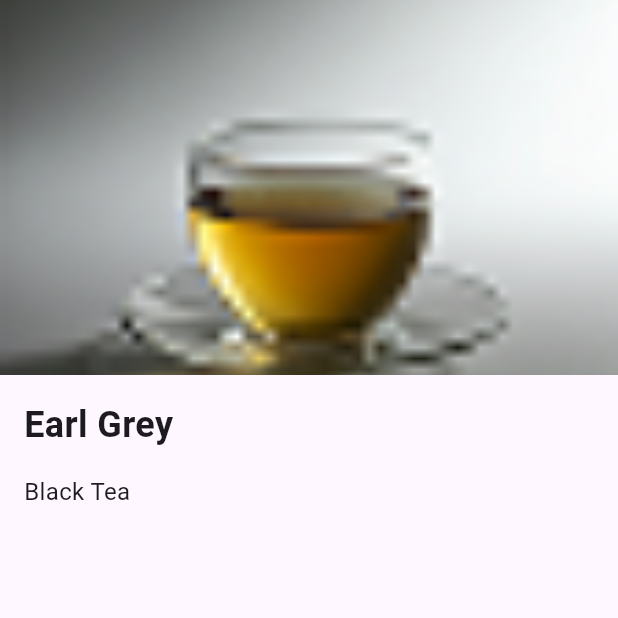
After one commit to Jotham0505/Inventory_Management_App_Flutter, a Flutter app: the screen it shows after launch, after a tap on "Earl Grey", on a phone screen of 412 x 824 dp, the top half of it. The commit adds this screen. Run offline on Flutter 3.47's test engine with Material 3 defaults, Android fonts, the light colour scheme and no system bars; our stand-ins replace flutter_secure_storage.

Commit message:
temp item det page

```diff
--- /dev/null
+++ b/lib/pages/App_Pages/itemDetailPage.dart
@@ -0,0 +1,53 @@
+import 'package:flutter/material.dart';
+
+class ItemDetailsPage extends StatefulWidget {
+  final String title;
+  final String subtitle;
+  final String imagePath;
+
+  const ItemDetailsPage({
+    super.key,
+    required this.title,
+    required this.subtitle,
+    required this.imagePath,
+  });
+
+  @override
+  State<ItemDetailsPage> createState() => _ItemDetailsPageState();
+}
+
+class _ItemDetailsPageState extends State<ItemDetailsPage> {
+  @override
+  Widget build(BuildContext context) {
+    return Scaffold(
+      body: Column(
+        crossAxisAlignment: CrossAxisAlignment.start,
+        children: [
+          Image.asset(
+            widget.imagePath,
+            width: double.infinity,
+            height: 250,
+            fit: BoxFit.cover,
+          ),
+          Padding(
+            padding: const EdgeInsets.all(16.0),
+            child: Text(
+              widget.title,
+              style: const TextStyle(
+                fontSize: 24,
+                fontWeight: FontWeight.bold,
+              ),
+            ),
+          ),
+          Padding(
+            padding: const EdgeInsets.symmetric(horizontal: 16.0),
+            child: Text(
+              widget.subtitle,
+              style: const TextStyle(fontSize: 16),
+            ),
+          ),
+        ],
+      ),
+    );
+  }
+}
--- a/lib/pages/App_Pages/itemsPage.dart
+++ b/lib/pages/App_Pages/itemsPage.dart
@@ -2,6 +2,7 @@ import 'dart:convert';
 import 'package:flutter/material.dart';
 import 'package:flutter_secure_storage/flutter_secure_storage.dart';
 import 'package:http/http.dart' as http;
+import 'package:tea_app/pages/App_Pages/itemDetailPage.dart';
 
 class Itemspage extends StatefulWidget {
   const Itemspage({super.key});
@@ -70,10 +71,17 @@ class _ItemspageState extends State<Itemspage> {
       mainAxisAlignment: MainAxisAlignment.start,
       crossAxisAlignment: CrossAxisAlignment.start,
       children: [
-        Padding(
-          padding:
-              const EdgeInsets.symmetric(horizontal: 120.0, vertical: 40.0),
-          child: Text(
+        SizedBox(
+          height: 30,
+        ),
+        Row(
+          children: [
+            SizedBox(
+              width: 10,
+            ),
+            Icon(Icons.arrow_back_ios_new, size: 20),
+            SizedBox(width: 110),
+            Text(
               "Inventory",
               style: TextStyle(
                 fontSize: 24,
@@ -81,6 +89,7 @@ class _ItemspageState extends State<Itemspage> {
                 fontFamily: 'Epilogue',
               ),
             ),
+          ],
         ),
 
         Padding(
@@ -150,6 +159,18 @@ class _ItemspageState extends State<Itemspage> {
                   ),
                 ],
               ),
+              onTap: () {
+                Navigator.push(
+                  context,
+                  MaterialPageRoute(
+                    builder: (context) => ItemDetailsPage(
+                      title: "Matcha",
+                      subtitle: "Green Tea",
+                      imagePath: 'assets/item1.png',
+                    ),
+                  ),
+                );
+              },
             ),
             ListTile(
               leading: Image.asset(
@@ -202,6 +223,18 @@ class _ItemspageState extends State<Itemspage> {
                   ),
                 ],
               ),
+              onTap: () {
+                Navigator.push(
+                  context,
+                  MaterialPageRoute(
+                    builder: (context) => ItemDetailsPage(
+                      title: "Earl Grey",
+                      subtitle: "Black Tea",
+                      imagePath: 'assets/item2.png',
+                    ),
+                  ),
+                );
+              },
             ),
             ListTile(
               leading: Image.asset(
@@ -254,6 +287,18 @@ class _ItemspageState extends State<Itemspage> {
                   ),
                 ],
               ),
+              onTap: () {
+                Navigator.push(
+                  context,
+                  MaterialPageRoute(
+                    builder: (context) => ItemDetailsPage(
+                      title: "Chamomile",
+                      subtitle: "Herbal Tea",
+                      imagePath: 'assets/item3.png',
+                    ),
+                  ),
+                );
+              },
             ),
             ListTile(
               leading: Image.asset(
@@ -306,6 +351,18 @@ class _ItemspageState extends State<Itemspage> {
                   ),
                 ],
               ),
+              onTap: () {
+                Navigator.push(
+                  context,
+                  MaterialPageRoute(
+                    builder: (context) => ItemDetailsPage(
+                      title: "Tieguan Yin",
+                      subtitle: "Oolong Tea",
+                      imagePath: 'assets/item4.png',
+                    ),
+                  ),
+                );
+              },
             ),
           ],
         ),
```
Lines whose indentation alone changed are shown as unchanged.
